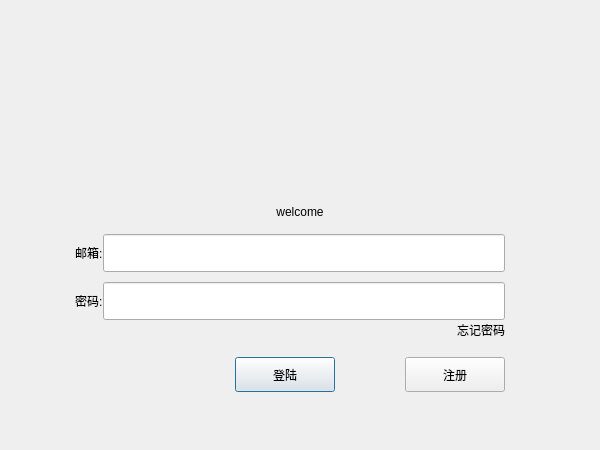
This is logindialog.ui in Jackzhou1999/XChat as Qt 5 draws it before an edit. The edited form follows.
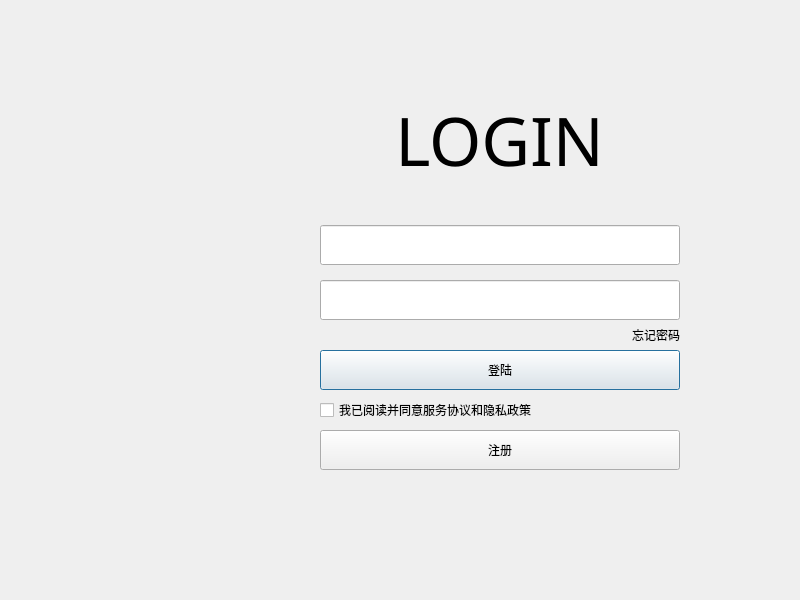
This is the edited form. Icons and pictures are not drawn. Custom widgets are drawn as their Qt base class.

```diff
--- a/logindialog.ui
+++ b/logindialog.ui
@@ -6,20 +6,20 @@
    <rect>
     <x>0</x>
     <y>0</y>
-    <width>600</width>
-    <height>450</height>
+    <width>800</width>
+    <height>600</height>
    </rect>
   </property>
   <property name="minimumSize">
    <size>
-    <width>600</width>
-    <height>450</height>
+    <width>800</width>
+    <height>600</height>
    </size>
   </property>
   <property name="maximumSize">
    <size>
-    <width>600</width>
-    <height>450</height>
+    <width>800</width>
+    <height>600</height>
    </size>
   </property>
   <property name="windowTitle">
@@ -29,6 +29,52 @@
    <iconset resource="res.qrc">
     <normaloff>:/res/icon.ico</normaloff>:/res/icon.ico</iconset>
   </property>
+  <layout class="QHBoxLayout" name="horizontalLayout_3">
+   <property name="spacing">
+    <number>0</number>
+   </property>
+   <property name="leftMargin">
+    <number>0</number>
+   </property>
+   <property name="topMargin">
+    <number>0</number>
+   </property>
+   <property name="rightMargin">
+    <number>0</number>
+   </property>
+   <property name="bottomMargin">
+    <number>0</number>
+   </property>
+   <item>
+    <widget class="QWidget" name="logo_wgt" native="true">
+     <property name="minimumSize">
+      <size>
+       <width>200</width>
+       <height>600</height>
+      </size>
+     </property>
+     <property name="maximumSize">
+      <size>
+       <width>200</width>
+       <height>600</height>
+      </size>
+     </property>
+    </widget>
+   </item>
+   <item>
+    <widget class="QWidget" name="login_wgt" native="true">
+     <property name="minimumSize">
+      <size>
+       <width>600</width>
+       <height>600</height>
+      </size>
+     </property>
+     <property name="maximumSize">
+      <size>
+       <width>600</width>
+       <height>600</height>
+      </size>
+     </property>
   <layout class="QVBoxLayout" name="verticalLayout_2">
    <property name="spacing">
     <number>0</number>
@@ -47,18 +93,37 @@
    </property>
    <item>
     <layout class="QVBoxLayout" name="verticalLayout">
+        <property name="spacing">
+         <number>5</number>
+        </property>
      <property name="leftMargin">
-      <number>5</number>
+         <number>0</number>
      </property>
      <property name="topMargin">
-      <number>5</number>
+         <number>0</number>
      </property>
      <property name="rightMargin">
-      <number>5</number>
+         <number>0</number>
      </property>
      <property name="bottomMargin">
-      <number>5</number>
-     </property>
+         <number>0</number>
+        </property>
+        <item>
+         <spacer name="verticalSpacer">
+          <property name="orientation">
+           <enum>Qt::Orientation::Vertical</enum>
+          </property>
+          <property name="sizeType">
+           <enum>QSizePolicy::Policy::Fixed</enum>
+          </property>
+          <property name="sizeHint" stdset="0">
+           <size>
+            <width>20</width>
+            <height>40</height>
+           </size>
+          </property>
+         </spacer>
+        </item>
      <item>
       <widget class="QWidget" name="widget" native="true">
        <property name="minimumSize">
@@ -67,29 +132,51 @@
          <height>200</height>
         </size>
        </property>
+          <property name="maximumSize">
+           <size>
+            <width>16777215</width>
+            <height>200</height>
+           </size>
+          </property>
+          <layout class="QHBoxLayout" name="horizontalLayout_7">
+           <property name="spacing">
+            <number>0</number>
+           </property>
+           <property name="leftMargin">
+            <number>0</number>
+           </property>
+           <property name="topMargin">
+            <number>0</number>
+           </property>
+           <property name="rightMargin">
+            <number>0</number>
+           </property>
+           <property name="bottomMargin">
+            <number>0</number>
+           </property>
+           <item>
        <widget class="QLabel" name="label_3">
-        <property name="geometry">
-         <rect>
-          <x>180</x>
-          <y>40</y>
-          <width>211</width>
-          <height>111</height>
-         </rect>
-        </property>
         <property name="sizePolicy">
          <sizepolicy hsizetype="Fixed" vsizetype="Fixed">
           <horstretch>0</horstretch>
           <verstretch>0</verstretch>
          </sizepolicy>
         </property>
+             <property name="font">
+              <font>
+               <family>Ubuntu Light</family>
+               <pointsize>50</pointsize>
+               <bold>false</bold>
+              </font>
+             </property>
+             <property name="layoutDirection">
+              <enum>Qt::LayoutDirection::LeftToRight</enum>
+             </property>
         <property name="text">
-         <string/>
+              <string>LOGIN</string>
         </property>
         <property name="textFormat">
-         <enum>Qt::TextFormat::AutoText</enum>
-        </property>
-        <property name="pixmap">
-         <pixmap resource="res.qrc">:/res/logo.jpg</pixmap>
+              <enum>Qt::TextFormat::PlainText</enum>
         </property>
         <property name="scaledContents">
          <bool>true</bool>
@@ -104,12 +191,26 @@
          <bool>false</bool>
         </property>
        </widget>
+           </item>
+          </layout>
       </widget>
      </item>
      <item>
       <widget class="QLabel" name="err_tip">
+          <property name="minimumSize">
+           <size>
+            <width>0</width>
+            <height>30</height>
+           </size>
+          </property>
+          <property name="maximumSize">
+           <size>
+            <width>16777215</width>
+            <height>30</height>
+           </size>
+          </property>
        <property name="text">
-        <string>welcome</string>
+           <string/>
        </property>
        <property name="alignment">
         <set>Qt::AlignmentFlag::AlignCenter</set>
@@ -134,6 +235,9 @@
      </item>
      <item>
       <layout class="QHBoxLayout" name="horizontalLayout_2">
+          <property name="spacing">
+           <number>0</number>
+          </property>
        <item>
         <spacer name="horizontalSpacer_8">
          <property name="orientation">
@@ -144,31 +248,24 @@
          </property>
          <property name="sizeHint" stdset="0">
           <size>
-           <width>70</width>
+              <width>120</width>
            <height>20</height>
           </size>
          </property>
         </spacer>
        </item>
        <item>
-        <widget class="QLabel" name="label">
-         <property name="text">
-          <string>邮箱:</string>
-         </property>
-        </widget>
-       </item>
-       <item>
-        <widget class="QLineEdit" name="email_edit">
+           <widget class="CustomLineEdit" name="email_edit">
          <property name="minimumSize">
           <size>
            <width>0</width>
-           <height>38</height>
+              <height>40</height>
           </size>
          </property>
          <property name="maximumSize">
           <size>
-           <width>16777215</width>
-           <height>38</height>
+              <width>1000</width>
+              <height>40</height>
           </size>
          </property>
         </widget>
@@ -183,7 +280,7 @@
          </property>
          <property name="sizeHint" stdset="0">
           <size>
-           <width>90</width>
+              <width>120</width>
            <height>20</height>
           </size>
          </property>
@@ -209,6 +306,9 @@
      </item>
      <item>
       <layout class="QHBoxLayout" name="horizontalLayout">
+          <property name="spacing">
+           <number>0</number>
+          </property>
        <item>
         <spacer name="horizontalSpacer_9">
          <property name="orientation">
@@ -219,31 +319,24 @@
          </property>
          <property name="sizeHint" stdset="0">
           <size>
-           <width>70</width>
+              <width>120</width>
            <height>20</height>
           </size>
          </property>
         </spacer>
        </item>
        <item>
-        <widget class="QLabel" name="label_2">
-         <property name="text">
-          <string>密码:</string>
-         </property>
-        </widget>
-       </item>
-       <item>
-        <widget class="QLineEdit" name="password_edit">
+           <widget class="CustomLineEdit" name="password_edit">
          <property name="minimumSize">
           <size>
            <width>0</width>
-           <height>38</height>
+              <height>40</height>
           </size>
          </property>
          <property name="maximumSize">
           <size>
            <width>16777215</width>
-           <height>38</height>
+              <height>40</height>
           </size>
          </property>
         </widget>
@@ -258,7 +351,7 @@
          </property>
          <property name="sizeHint" stdset="0">
           <size>
-           <width>90</width>
+              <width>120</width>
            <height>20</height>
           </size>
          </property>
@@ -268,6 +361,9 @@
      </item>
      <item>
       <layout class="QHBoxLayout" name="horizontalLayout_4">
+          <property name="spacing">
+           <number>0</number>
+          </property>
        <item>
         <spacer name="horizontalSpacer">
          <property name="orientation">
@@ -298,7 +394,7 @@
          </property>
          <property name="sizeHint" stdset="0">
           <size>
-           <width>90</width>
+              <width>120</width>
            <height>20</height>
           </size>
          </property>
@@ -306,24 +402,11 @@
        </item>
       </layout>
      </item>
-     <item>
-      <spacer name="verticalSpacer">
-       <property name="orientation">
-        <enum>Qt::Orientation::Vertical</enum>
-       </property>
-       <property name="sizeType">
-        <enum>QSizePolicy::Policy::Fixed</enum>
-       </property>
-       <property name="sizeHint" stdset="0">
-        <size>
-         <width>20</width>
-         <height>15</height>
-        </size>
-       </property>
-      </spacer>
-     </item>
      <item>
       <layout class="QHBoxLayout" name="horizontalLayout_5">
+          <property name="spacing">
+           <number>0</number>
+          </property>
        <item>
         <spacer name="horizontalSpacer_2">
          <property name="orientation">
@@ -334,24 +417,30 @@
          </property>
          <property name="sizeHint" stdset="0">
           <size>
-           <width>230</width>
+              <width>120</width>
            <height>20</height>
           </size>
          </property>
         </spacer>
        </item>
        <item>
-        <widget class="QPushButton" name="login_pushButton">
+           <widget class="ClickButton" name="login_pushButton">
+            <property name="sizePolicy">
+             <sizepolicy hsizetype="Expanding" vsizetype="Fixed">
+              <horstretch>0</horstretch>
+              <verstretch>0</verstretch>
+             </sizepolicy>
+            </property>
          <property name="minimumSize">
           <size>
            <width>100</width>
-           <height>35</height>
+              <height>40</height>
           </size>
          </property>
          <property name="maximumSize">
           <size>
-           <width>100</width>
-           <height>30</height>
+              <width>1000</width>
+              <height>40</height>
           </size>
          </property>
          <property name="text">
@@ -365,35 +454,105 @@
           <enum>Qt::Orientation::Horizontal</enum>
          </property>
          <property name="sizeType">
-          <enum>QSizePolicy::Policy::Expanding</enum>
+             <enum>QSizePolicy::Policy::Fixed</enum>
          </property>
          <property name="sizeHint" stdset="0">
           <size>
-           <width>100</width>
+              <width>120</width>
            <height>20</height>
           </size>
          </property>
         </spacer>
        </item>
+         </layout>
+        </item>
        <item>
-        <widget class="QPushButton" name="regist_pushButton">
+         <widget class="QWidget" name="widget_2" native="true">
          <property name="minimumSize">
           <size>
-           <width>100</width>
-           <height>35</height>
+            <width>0</width>
+            <height>30</height>
           </size>
          </property>
          <property name="maximumSize">
           <size>
-           <width>100</width>
+            <width>16777215</width>
            <height>30</height>
           </size>
          </property>
+          <layout class="QHBoxLayout" name="horizontalLayout_8">
+           <property name="spacing">
+            <number>0</number>
+           </property>
+           <property name="leftMargin">
+            <number>0</number>
+           </property>
+           <property name="topMargin">
+            <number>0</number>
+           </property>
+           <property name="rightMargin">
+            <number>0</number>
+           </property>
+           <property name="bottomMargin">
+            <number>0</number>
+           </property>
+           <item>
+            <spacer name="horizontalSpacer_11">
+             <property name="orientation">
+              <enum>Qt::Orientation::Horizontal</enum>
+             </property>
+             <property name="sizeType">
+              <enum>QSizePolicy::Policy::Fixed</enum>
+             </property>
+             <property name="sizeHint" stdset="0">
+              <size>
+               <width>120</width>
+               <height>9</height>
+              </size>
+             </property>
+            </spacer>
+           </item>
+           <item>
+            <widget class="QCheckBox" name="checkBox">
          <property name="text">
-          <string>注册</string>
+              <string>我已阅读并同意服务协议和隐私政策</string>
          </property>
         </widget>
        </item>
+           <item>
+            <spacer name="horizontalSpacer_12">
+             <property name="orientation">
+              <enum>Qt::Orientation::Horizontal</enum>
+             </property>
+             <property name="sizeHint" stdset="0">
+              <size>
+               <width>207</width>
+               <height>20</height>
+              </size>
+             </property>
+            </spacer>
+           </item>
+          </layout>
+         </widget>
+        </item>
+        <item>
+         <widget class="QWidget" name="widget_4" native="true">
+          <layout class="QHBoxLayout" name="horizontalLayout_6">
+           <property name="spacing">
+            <number>0</number>
+           </property>
+           <property name="leftMargin">
+            <number>0</number>
+           </property>
+           <property name="topMargin">
+            <number>0</number>
+           </property>
+           <property name="rightMargin">
+            <number>0</number>
+           </property>
+           <property name="bottomMargin">
+            <number>0</number>
+           </property>
        <item>
         <spacer name="horizontalSpacer_4">
          <property name="orientation">
@@ -404,13 +563,54 @@
          </property>
          <property name="sizeHint" stdset="0">
           <size>
-           <width>90</width>
+               <width>120</width>
+               <height>20</height>
+              </size>
+             </property>
+            </spacer>
+           </item>
+           <item>
+            <widget class="ClickButton" name="regist_pushButton">
+             <property name="minimumSize">
+              <size>
+               <width>100</width>
+               <height>40</height>
+              </size>
+             </property>
+             <property name="maximumSize">
+              <size>
+               <width>1000</width>
+               <height>40</height>
+              </size>
+             </property>
+             <property name="font">
+              <font>
+               <family>Ubuntu</family>
+              </font>
+             </property>
+             <property name="text">
+              <string>注册</string>
+             </property>
+            </widget>
+           </item>
+           <item>
+            <spacer name="horizontalSpacer_10">
+             <property name="orientation">
+              <enum>Qt::Orientation::Horizontal</enum>
+             </property>
+             <property name="sizeType">
+              <enum>QSizePolicy::Policy::Fixed</enum>
+             </property>
+             <property name="sizeHint" stdset="0">
+              <size>
+               <width>120</width>
            <height>20</height>
           </size>
          </property>
         </spacer>
        </item>
       </layout>
+         </widget>
      </item>
      <item>
       <spacer name="verticalSpacer_4">
@@ -423,34 +623,34 @@
        <property name="sizeHint" stdset="0">
         <size>
          <width>20</width>
-         <height>35</height>
+            <height>150</height>
         </size>
        </property>
       </spacer>
      </item>
-     <item>
-      <spacer name="verticalSpacer_2">
-       <property name="orientation">
-        <enum>Qt::Orientation::Vertical</enum>
-       </property>
-       <property name="sizeHint" stdset="0">
-        <size>
-         <width>20</width>
-         <height>40</height>
-        </size>
-       </property>
-      </spacer>
-     </item>
-    </layout>
+       </layout>
+      </item>
+     </layout>
+    </widget>
    </item>
   </layout>
  </widget>
  <customwidgets>
+  <customwidget>
+   <class>ClickButton</class>
+   <extends>QPushButton</extends>
+   <header>clickbutton.h</header>
+  </customwidget>
   <customwidget>
    <class>ClickLabel</class>
    <extends>QLabel</extends>
    <header>clicklabel.h</header>
   </customwidget>
+  <customwidget>
+   <class>CustomLineEdit</class>
+   <extends>QLineEdit</extends>
+   <header>customizeedit.h</header>
+  </customwidget>
  </customwidgets>
  <resources>
   <include location="res.qrc"/>
```
Lines whose indentation alone changed are shown as unchanged.
